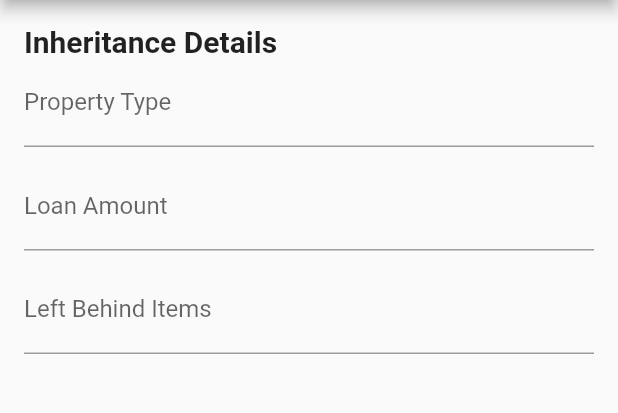
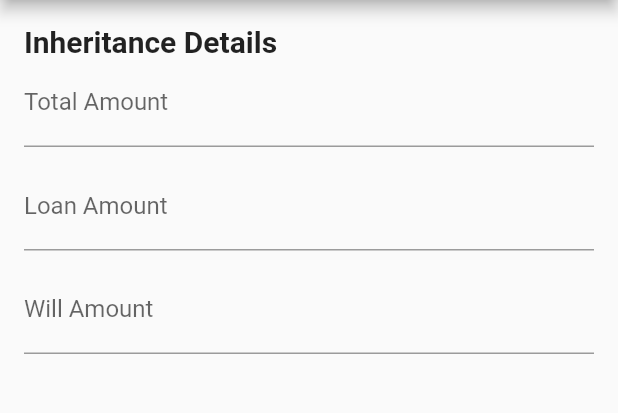
Before and after one commit to zakiyare2019/Dhaxal-Xisaab-App, a Flutter app: the screen it shows after launch, swiped to page 2, on a phone screen of 412 x 824 dp, the part 84-497 px from its top. Run offline on Flutter 3.47's test engine with Material 2 defaults, Android fonts, the light colour scheme and no system bars; our stand-ins replace printing.

Commit message:
added page2 layout

```diff
--- a/lib/d.dart
+++ b/lib/d.dart
@@ -26,9 +26,9 @@ class _InheritanceCalculatorScreenState
   final PageController _pageController = PageController(initialPage: 0);
   Gender _selectedGender = Gender.male;
   TextEditingController _deceasedNameController = TextEditingController();
-  TextEditingController _propertyTypeController = TextEditingController();
+  TextEditingController _totalAmountController = TextEditingController();
   TextEditingController _loanAmountController = TextEditingController();
-  TextEditingController _leftBehindItemsController = TextEditingController();
+  TextEditingController _willAmountController = TextEditingController();
   TextEditingController _numberOfChildrenController = TextEditingController();
   TextEditingController _numberOfSiblingsController = TextEditingController();
   TextEditingController _hasWillController = TextEditingController();
@@ -78,9 +78,9 @@ class _InheritanceCalculatorScreenState
     // For simplicity, let's just print the data to the console for now
     print('Deceased Name: ${_deceasedNameController.text}');
     print('Gender: $_selectedGender');
-    print('Property Type: ${_propertyTypeController.text}');
+    print('Property Type: ${_totalAmountController.text}');
     print('Loan Amount: ${_loanAmountController.text}');
-    print('Left Behind Items: ${_leftBehindItemsController.text}');
+    print('Left Behind Items: ${_willAmountController.text}');
     print('Number of Children: ${_numberOfChildrenController.text}');
     print('Number of Siblings: ${_numberOfSiblingsController.text}');
     print('Has Will: ${_hasWillController.text}');
@@ -101,9 +101,9 @@ class _InheritanceCalculatorScreenState
         selectedGender: _selectedGender,
       ),
       Page2(
-        propertyTypeController: _propertyTypeController,
+        totalAmountController: _totalAmountController,
         loanAmountController: _loanAmountController,
-        leftBehindItemsController: _leftBehindItemsController,
+        willAmountController: _willAmountController,
       ),
       Page3(heirs: heirs),
     ];
@@ -143,7 +143,7 @@ class _InheritanceCalculatorScreenState
                 }
               },
               child: _currentPage == pages.length - 1
-                  ? Text('Calculate')
+                  ? TextButton(onPressed: null, child: Text("calculate"))
                   : Text('Next'),
             ),
           ],
@@ -209,14 +209,14 @@ class Page1 extends StatelessWidget {
 }
 
 class Page2 extends StatelessWidget {
-  final TextEditingController propertyTypeController;
+  final TextEditingController totalAmountController;
   final TextEditingController loanAmountController;
-  final TextEditingController leftBehindItemsController;
+  final TextEditingController willAmountController;
 
   Page2({
-    required this.propertyTypeController,
+    required this.totalAmountController,
     required this.loanAmountController,
-    required this.leftBehindItemsController,
+    required this.willAmountController,
   });
 
   @override
@@ -229,13 +229,13 @@ class Page2 extends StatelessWidget {
           Text('Inheritance Details',
               style: TextStyle(fontSize: 20, fontWeight: FontWeight.bold)),
           TextFormField(
-            controller: propertyTypeController,
+            controller: totalAmountController,
             decoration: InputDecoration(
-              labelText: 'Property Type',
+              labelText: 'Total Amount',
             ),
             validator: (value) {
               if (value == null || value.isEmpty) {
-                return 'Please enter the property type';
+                return 'Please enter the Total Amount';
               }
               return null;
             },
@@ -256,10 +256,21 @@ class Page2 extends StatelessWidget {
           ),
           SizedBox(height: 10),
           TextFormField(
-            controller: leftBehindItemsController,
+            controller: willAmountController,
             decoration: InputDecoration(
-              labelText: 'Left Behind Items',
+              labelText: 'Will Amount',
             ),
+            validator: (value) {
+              var f = double.parse(totalAmountController.text) -
+                  double.parse(loanAmountController.text) * (1 / 3);
+              if (value == null || value.isEmpty) {
+                return 'Please enter the will Amount';
+              }
+              if (double.parse(willAmountController.text) >= f) {
+                return 'The will Amount not greater than one third';
+              }
+              return null;
+            },
           ),
         ],
       ),
```
